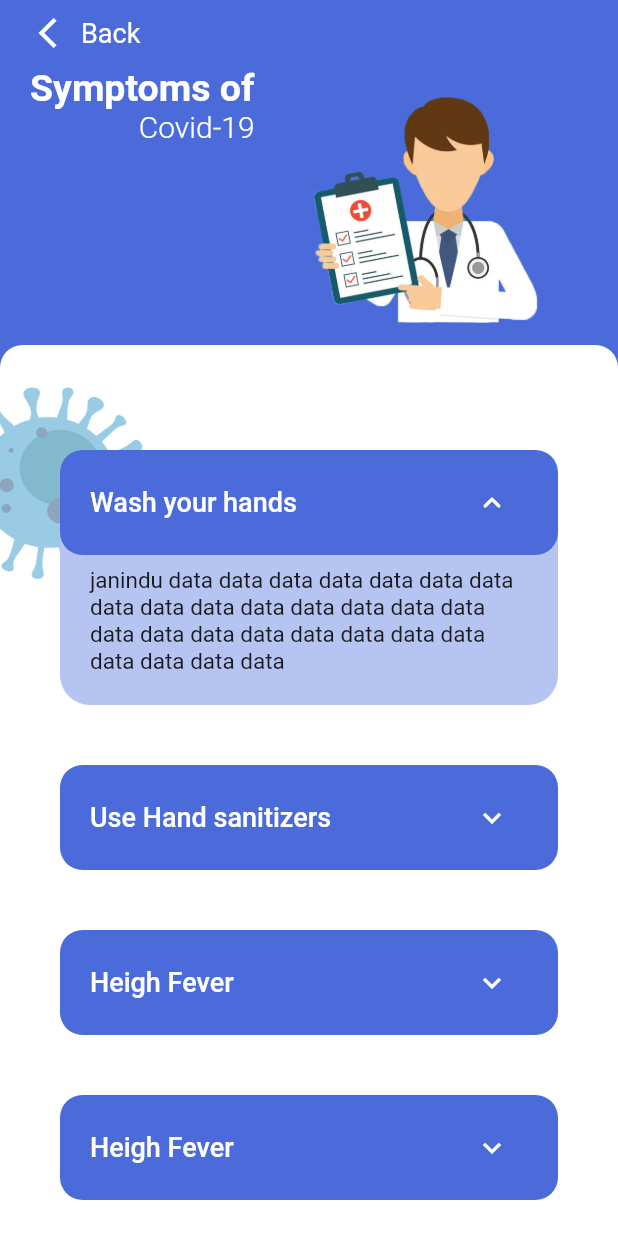
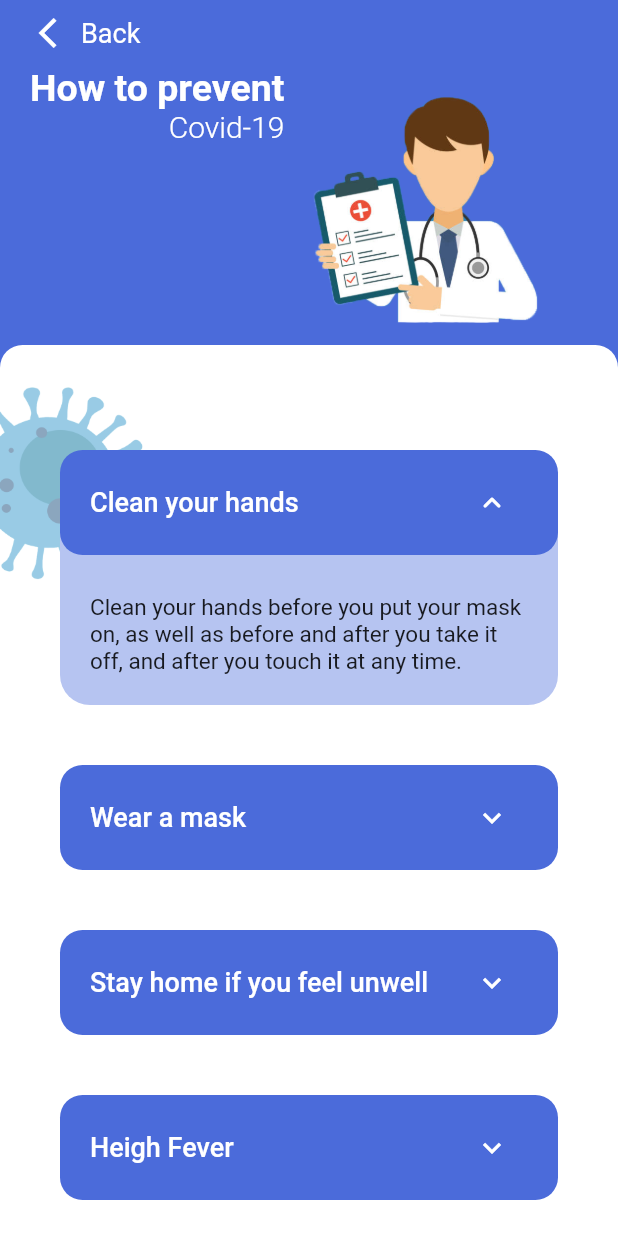
Before and after one commit to Tezeract3/coronavirusdemo, a Flutter app: the HowToPreventScreen screen opened by its route, after a tap on the "keyboard arrow down" icon, on a phone screen of 412 x 824 dp. Run offline on Flutter 3.47's test engine with Material 2 defaults, Android fonts, the phone set to English and light mode, and no system bars; our stand-ins replace fl_chart.

Commit message:
add data

```diff
--- a/lib/screens/howToPreventScreen.dart
+++ b/lib/screens/howToPreventScreen.dart
@@ -6,27 +6,28 @@ import 'package:flutter/material.dart';
 
 List<Map<String, String>> dataList = [
   {
-    "symptom": "Wash your hands",
+    "title": "Clean your hands",
+    "data":
+        "Clean your hands before you put your mask on, as well as before and after you take it off, and after you touch it at any time."
+  },
+  {
+    "title": "Wear a mask",
+    "data":
+        "when physical distancing is not possible ware a mask and Make sure it covers both your nose, mouth and chin." +
+            "When you take off a mask, store it in a clean plastic bag."
+  },
+  {
+    "title": "Stay home if you feel unwell",
+    "data":
+        "if you have minor symptoms such as cough, headache, mild fever, until you recover. Call your health care provider. Have someone bring you supplies."
+  },
+  {
+    "title": "Heigh Fever",
     "data":
         "janindu data data data data data data data data data data data data data data data data data data data data data data data data data data data "
   },
   {
-    "symptom": "Use Hand sanitizers",
-    "data":
-        "janindu data data data data data data data data data data data data data data data data data data data data data data data data data data data "
-  },
-  {
-    "symptom": "Heigh Fever",
-    "data":
-        "janindu data data data data data data data data data data data data data data data data data data data data data data data data data data data "
-  },
-  {
-    "symptom": "Heigh Fever",
-    "data":
-        "janindu data data data data data data data data data data data data data data data data data data data data data data data data data data data "
-  },
-  {
-    "symptom": "Heigh Fever",
+    "title": "Heigh Fever",
     "data":
         "janindu data data data data data data data data data data data data data data data data data data data data data data data data data data data "
   },
@@ -58,7 +59,7 @@ class _HowToPreventScreenState extends State<HowToPreventScreen> {
               Positioned(
                 child: TopPanel(
                   image: "images/other/doctor.png",
-                  title: "Symptoms of",
+                  title: "How to prevent",
                 ),
               ),
 
@@ -92,7 +93,7 @@ class _HowToPreventScreenState extends State<HowToPreventScreen> {
                             itemBuilder: (context, i) {
                               return AnimationWidget(
                                 data: dataList[i]["data"].toString(),
-                                title: dataList[i]["symptom"].toString(),
+                                title: dataList[i]["title"].toString(),
                               );
                             }),
                       )),
--- a/lib/screens/symptomsScreen.dart
+++ b/lib/screens/symptomsScreen.dart
@@ -6,7 +6,7 @@ import 'package:flutter/material.dart';
 
 List<Map<String, String>> dataList = [
   {
-    "symptom": "Heigh Fever",
+    "symptom": "Fever or chills",
     "data":
         "janindu data data data data data data data data data data data data data data data data data data data data data data data data data data data "
   },
@@ -16,17 +16,17 @@ List<Map<String, String>> dataList = [
         "janindu data data data data data data data data data data data data data data data data data data data data data data data data data data data "
   },
   {
-    "symptom": "Heigh Fever",
+    "symptom": "Shortness of breath or difficulty",
     "data":
         "janindu data data data data data data data data data data data data data data data data data data data data data data data data data data data "
   },
   {
-    "symptom": "Heigh Fever",
+    "symptom": "Fatigue",
     "data":
         "janindu data data data data data data data data data data data data data data data data data data data data data data data data data data data "
   },
   {
-    "symptom": "Heigh Fever",
+    "symptom": "Muscle or body aches",
     "data":
         "janindu data data data data data data data data data data data data data data data data data data data data data data data data data data data "
   },
--- a/lib/widget/animationWidget.dart
+++ b/lib/widget/animationWidget.dart
@@ -40,7 +40,11 @@ class _AnimationWidgetState extends State<AnimationWidget> {
                 isSelected ? widget.dataContainerHeight : widget.labelHeight,
             child: isSelected
                 ? Container(
-                    padding: EdgeInsets.symmetric(vertical: 20, horizontal: 20),
+                    padding: EdgeInsets.only(
+                        bottom: 20,
+                        left: 20,
+                        right: 20,
+                        top: widget.labelHeight),
                     alignment: Alignment.bottomLeft,
                     child: Text(
                       widget.data,
```
